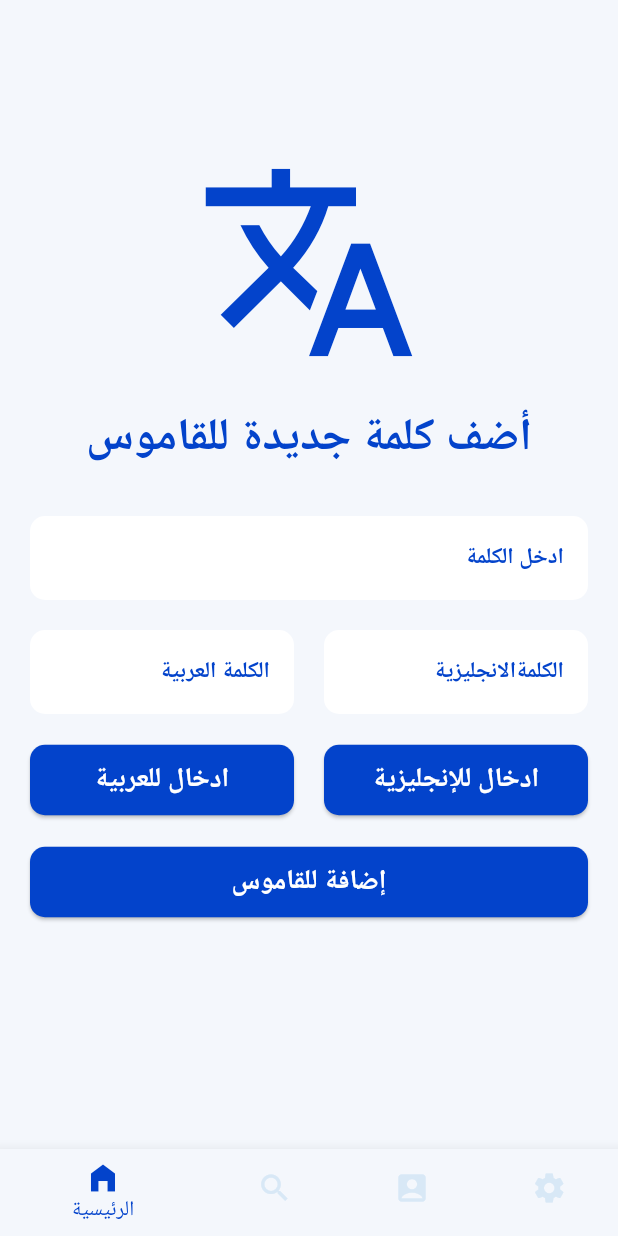
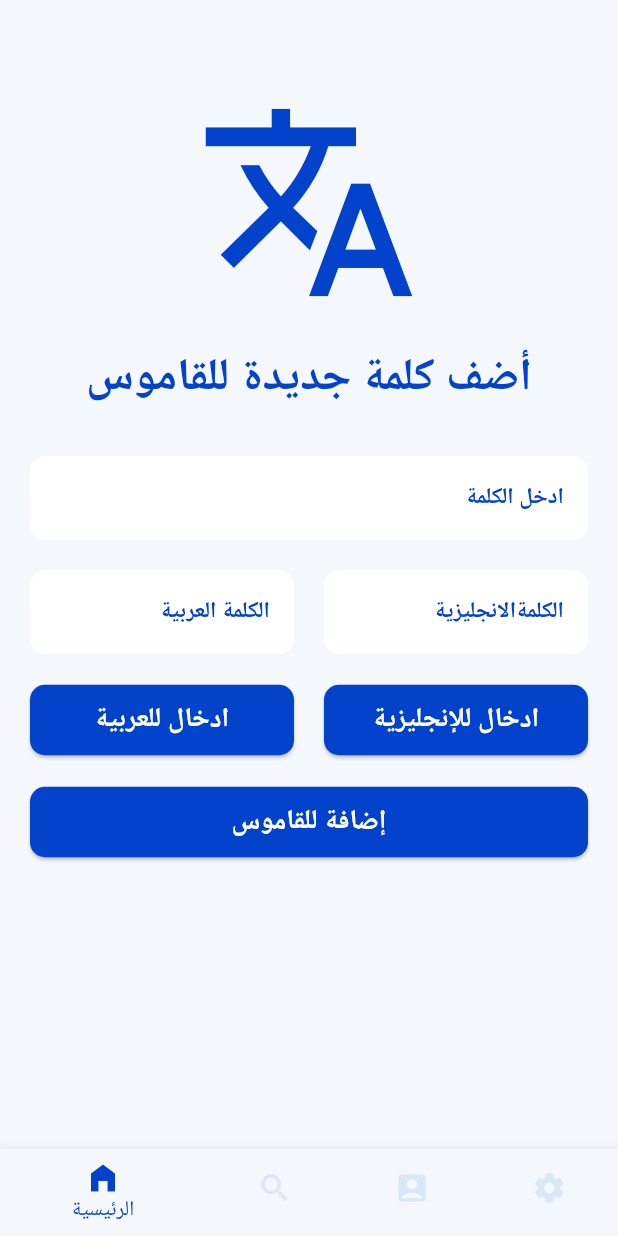
Before and after one commit to HeyamBaatwah/first_flutter_task, a Flutter app: the screen it shows after launch, on a phone screen of 412 x 824 dp. Run offline on Flutter 3.47's test engine with Material 3 defaults, Android fonts, the phone set to English and light mode, and no system bars.

Commit message:
Last assignament (4)

```diff
--- a/lib/home_page.dart
+++ b/lib/home_page.dart
@@ -1,7 +1,15 @@
 import 'package:flutter/material.dart';
 
 class HomePage extends StatefulWidget {
-  static List dictionary = [];
+  static List dictionary = [
+    ['Book', 'كتاب', false],
+    ['Table', 'طاولة', false],
+    ['Chair', 'كرسي', false],
+    ['Window', 'نافذة', false],
+    ['Door', 'باب', false],
+    ['Sun', 'شمس', false],
+    ['Moon', 'قمر', false],
+  ];
   const HomePage({super.key});
 
   @override
@@ -39,7 +47,7 @@ class _HomePageState extends State<HomePage> {
       child: Column(
           children: [
             Padding(
-              padding: const EdgeInsets.only(top: 100, bottom: 20),
+              padding: const EdgeInsets.only(top: 60, bottom: 20),
               child: Icon(Icons.translate, color: Color(0xff0343cb), size: 150,),
             ),
             Text('أضف كلمة جديدة للقاموس', style: TextStyle(color: Color(0xff0343cb), fontSize: 30, fontWeight: FontWeight.bold),),
```
